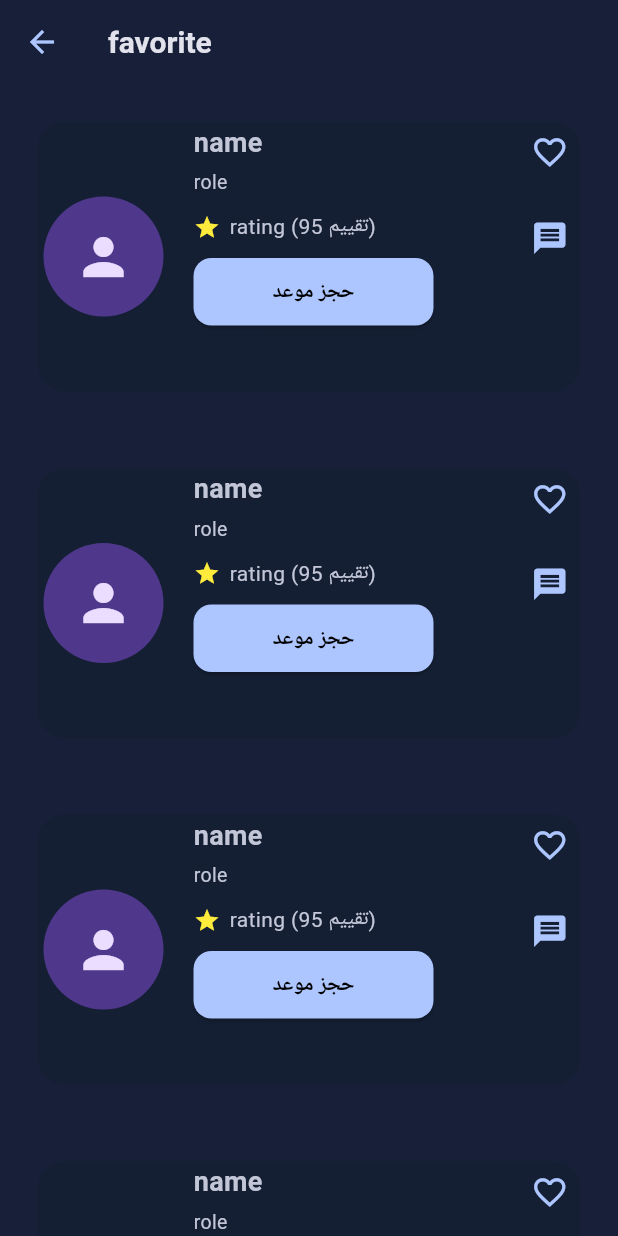
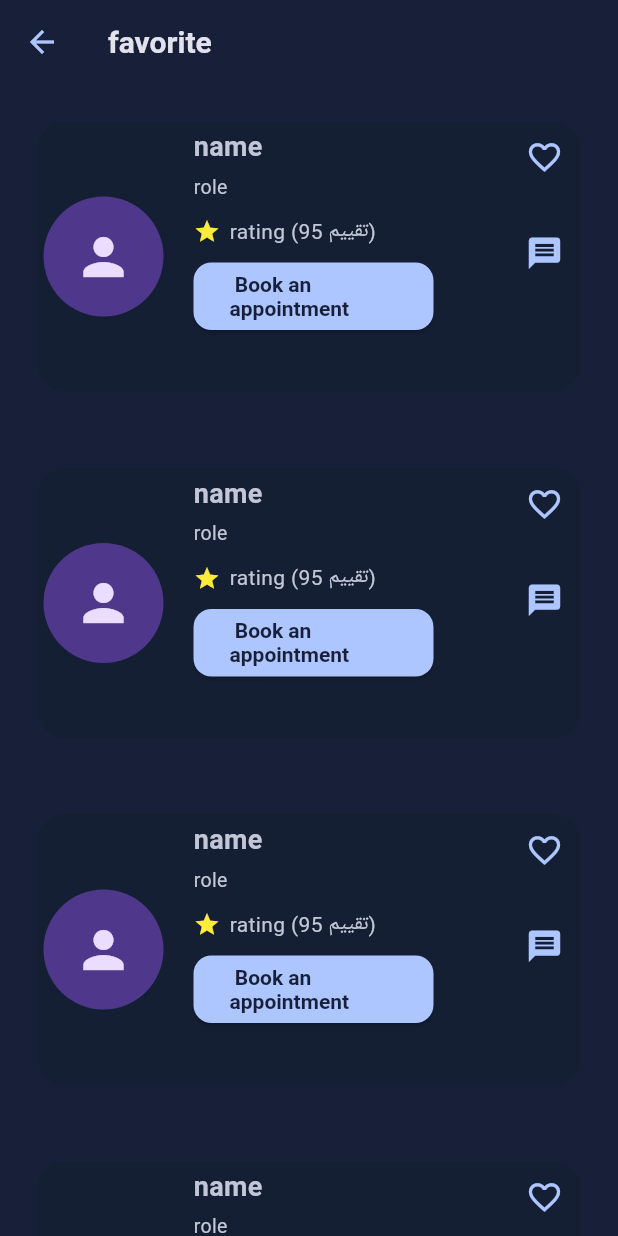
Before and after one commit to shayyahammar-ai/Project1AZFH, a Flutter app: the FavoritePage screen opened directly, on a phone screen of 412 x 824 dp. Run offline on Flutter 3.47's test engine with Material 3 defaults, Android fonts, the phone set to English and light mode, and no system bars; our stand-ins replace get.

Commit message:
add button to icon

```diff
--- a/lib/UI/home/favorite_page.dart
+++ b/lib/UI/home/favorite_page.dart
@@ -6,9 +6,7 @@ class FavoritePage extends StatelessWidget {
   @override
   Widget build(BuildContext context) {
     return Scaffold(
-      appBar: AppBar(
-        title: const Text('favorite'),
-      ) ,
+      appBar: AppBar(title: const Text('favorite')),
       body: ListView.separated(
         itemBuilder: (context, index) => buildFavItem(context),
         separatorBuilder: (context, index) => const SizedBox(height: 1),
@@ -39,13 +37,10 @@ class FavoritePage extends StatelessWidget {
             child: Column(
               crossAxisAlignment: CrossAxisAlignment.start,
               children: [
-                    const SizedBox(height: 1),
+                const SizedBox(height: 4),
                 const Text(
                   'name',
-                      style: TextStyle(
-                        fontSize: 18,
-                        fontWeight: FontWeight.w700,
-                      ),
+                  style: TextStyle(fontSize: 18, fontWeight: FontWeight.w700),
                 ),
                 const SizedBox(height: 4),
                 const Text('role', style: TextStyle(fontSize: 13)),
@@ -54,34 +49,36 @@ class FavoritePage extends StatelessWidget {
                   children: [
                     Icon(Icons.star, color: Colors.yellow, size: 18),
                     const SizedBox(width: 6),
-                        const Text(
-                          'rating (95 تقييم)',
-                        ),
+                    const Text('rating (95 تقييم)'),
                   ],
                 ),
                 SizedBox(height: 10),
-                    SizedBox(width: 160, height: 45,
-                      child: ElevatedButton(onPressed: (){}, child: const Text('حجز موعد'),)),
+                SizedBox(
+                  width: 160,
+                  height: 45,
+                  child: ElevatedButton(
+                    onPressed: () {},
+                    child: const Text(' Book an appointment'),
+                  ),
+                ),
               ],
             ),
           ),
           Column(
             crossAxisAlignment: CrossAxisAlignment.end,
-                children: const [
-                  Padding(
-                    padding: EdgeInsets.all(8.0),
-                    child: Icon(
-                      Icons.favorite_border_sharp,
-                      size: 25,
-                    ),
+            children:  [
+              IconButton(
+                padding: EdgeInsets.zero,
+
+                icon: Icon(Icons.favorite_border_sharp, size: 25),
+                onPressed: () {},
               ),
               SizedBox(height: 16),
-                  Padding(
-                    padding: EdgeInsets.all(8.0),
-                    child: Icon(
-                      Icons.message,
-                      size: 25,
-                    ),
+              IconButton(
+                padding: EdgeInsets.zero,
+
+                icon: Icon(Icons.message, size: 25),
+                onPressed: () {},
               ),
             ],
           ),
--- a/lib/theme/app_theme.dart
+++ b/lib/theme/app_theme.dart
@@ -9,22 +9,19 @@ class AppTheme {
 elevatedButtonTheme: ElevatedButtonThemeData(
   style: ElevatedButton.styleFrom(
     backgroundColor: Color(0xffADC6FF), // لون الزر في الدارك
-    foregroundColor: Colors.black,      // لون النص
+    foregroundColor: Color.fromARGB(255, 24, 31, 56),
+    // لون النص
     textStyle: const TextStyle(
-      fontSize: 14,
+     fontSize: 14,
       fontWeight: FontWeight.bold,
     ),
-    padding: const EdgeInsets.symmetric(vertical: 12, horizontal: 20),
     shape: RoundedRectangleBorder(
       borderRadius: BorderRadius.circular(12),
     ),
   ),
 ),
 
-    // buttonTheme: const ButtonThemeData(
-    //   buttonColor: Color(0xffADC6FF),
-    //   textTheme: ButtonTextTheme.primary,
-    // ),
+
 
   iconTheme: const IconThemeData(color: Color(0xffADC6FF)),
   textTheme: const TextTheme(
@@ -57,10 +54,7 @@ elevatedButtonTheme: ElevatedButtonThemeData(
   ),
 ),
 
-  //  buttonTheme: const ButtonThemeData(
-  //     buttonColor: Color(0xff11AAA8),
-  //     textTheme: ButtonTextTheme.primary,
-  //   ),
+
      badgeTheme: const BadgeThemeData(
       backgroundColor: Color(0xff11AAA8),
       textColor: Colors.white,
```
Lines whose indentation alone changed are shown as unchanged.
